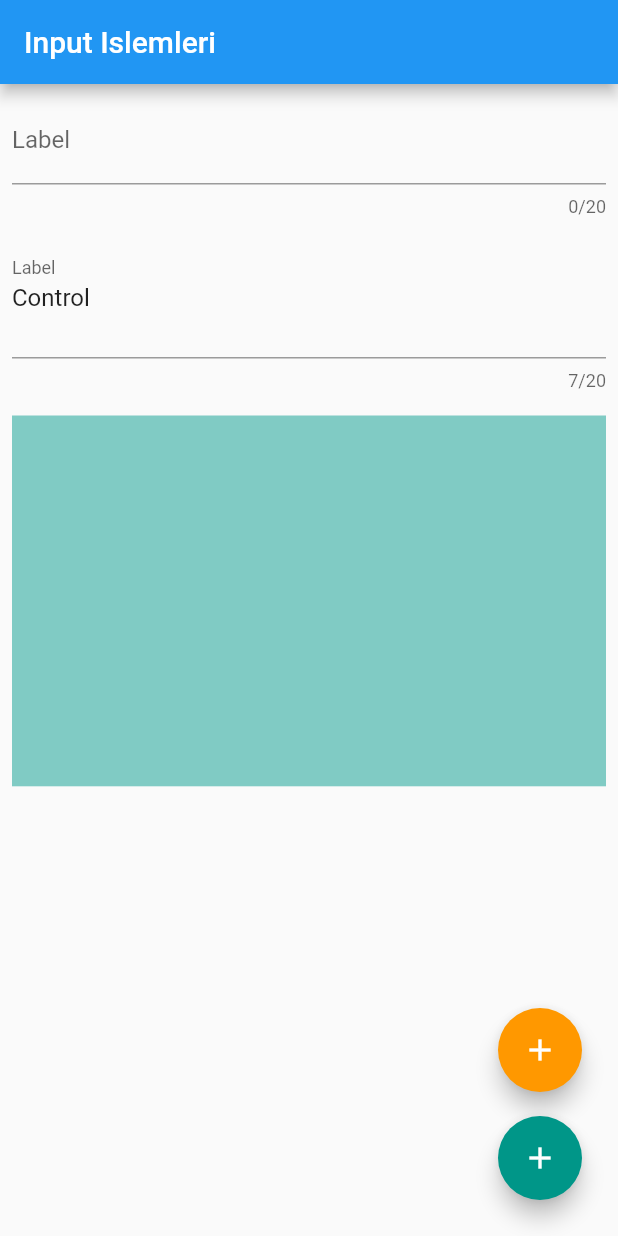
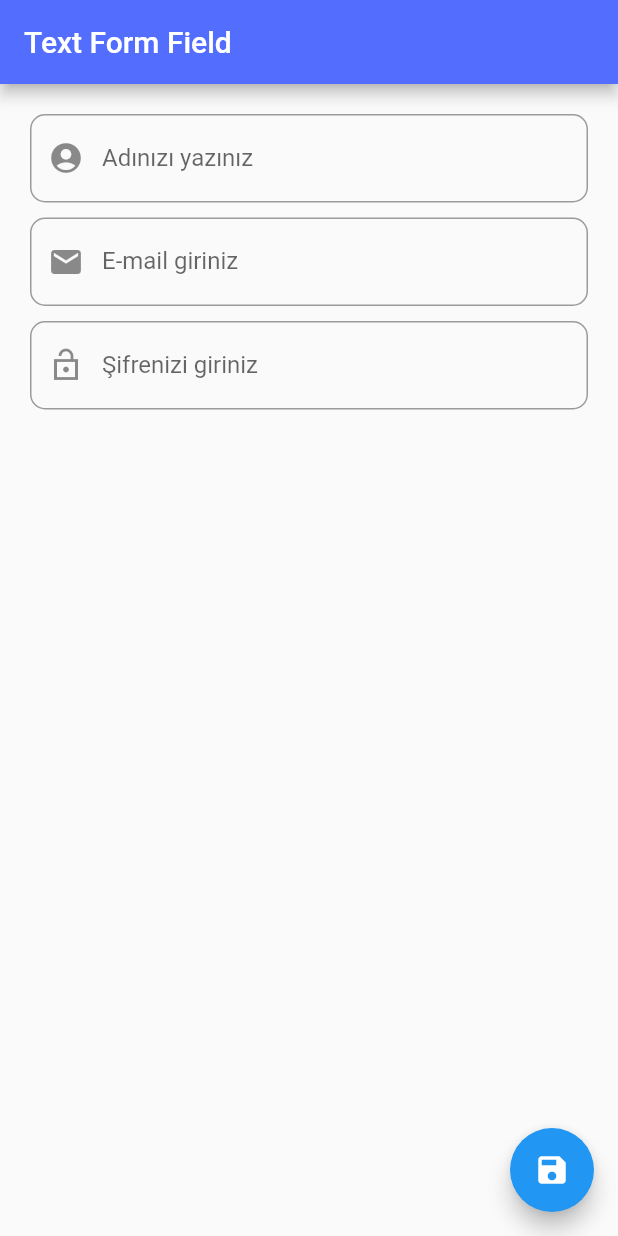
Before and after one commit to uluibrahim/Sifirdan-Flutter-Dersleri, a Flutter app: the screen it shows after launch, on a phone screen of 412 x 824 dp. Run offline on Flutter 3.47's test engine with Material 2 defaults, Android fonts, the phone set to English and light mode, and no system bars; our stand-ins replace flutter_easyloading, palette_generator.

Commit message:
text form field ve theme

```diff
--- /dev/null
+++ b/Bolum3/scroll/lib/form_ve_textformfield_kullanimi.dart
@@ -0,0 +1,77 @@
+import 'package:flutter/material.dart';
+
+class TextFormFieldKullanimi extends StatefulWidget {
+  @override
+  _TextFormFieldKullanimiState createState() => _TextFormFieldKullanimiState();
+}
+
+class _TextFormFieldKullanimiState extends State<TextFormFieldKullanimi> {
+  @override
+  Widget build(BuildContext context) {
+    return SafeArea(
+      child: Theme(
+        data: Theme.of(context).copyWith(primaryColor: Colors.indigoAccent),
+        child: Scaffold(
+          floatingActionButton: fab(),
+          appBar: appBar(),
+          body: buildBody(),
+        ),
+      ),
+    );
+  }
+
+  FloatingActionButton fab() {
+    return FloatingActionButton(
+      onPressed: () {},
+      child: Icon(Icons.save),
+    );
+  }
+
+  Widget buildBody() {
+    return Padding(
+      padding: EdgeInsets.all(20),
+      child: buildListView(),
+    );
+  }
+
+  ListView buildListView() {
+    return ListView(
+      children: [
+        TextFormField(
+          decoration: InputDecoration(
+            prefixIcon: Icon(Icons.account_circle),
+            hintText: "Ad",
+            labelText: "Adınızı yazınız",
+            border: OutlineInputBorder(
+                borderRadius: BorderRadius.all(Radius.circular(10))),
+          ),
+        ),
+        SizedBox(height: 10),
+        TextFormField(
+          keyboardType: TextInputType.emailAddress,
+          decoration: InputDecoration(
+            prefixIcon: Icon(Icons.mail),
+            hintText: "Emaiil",
+            labelText: "E-mail giriniz",
+            border: OutlineInputBorder(
+                borderRadius: BorderRadius.all(Radius.circular(10))),
+          ),
+        ),
+        SizedBox(height: 10),
+        TextFormField(
+          keyboardType: TextInputType.text,
+          obscureText: true,
+          decoration: InputDecoration(
+            prefixIcon: Icon(Icons.lock_open_sharp),
+            hintText: "Şifre",
+            labelText: "Şifrenizi giriniz",
+            border: OutlineInputBorder(
+                borderRadius: BorderRadius.all(Radius.circular(10))),
+          ),
+        ),
+      ],
+    );
+  }
+
+  AppBar appBar() => AppBar(title: Text("Text Form Field"));
+}
--- a/Bolum3/scroll/lib/main.dart
+++ b/Bolum3/scroll/lib/main.dart
@@ -2,6 +2,7 @@ import 'package:flutter/material.dart';
 
 import 'package:flutter_easyloading/flutter_easyloading.dart';
 import 'package:scroll/form_islemleri.dart';
+import 'package:scroll/form_ve_textformfield_kullanimi.dart';
 
 import 'card_list_tile.dart';
 import 'custom_scroll_view.dart';
@@ -25,7 +26,8 @@ class MyApp extends StatelessWidget {
       routes: {
         // kök dizin / ile gösterilir  program ilk açıldığında kök dizinden başlar
         // burada kök dizin tanımlanmış home iptal edilmelidir aksi takdirde uygulamala ikisi arasında karar veremeyip hata verecektir.
-        "/": (context) => FormIslemleri(),
+        "/": (context) => TextFormFieldKullanimi(),
+        // "/": (context) => FormIslemleri(),
         //"/": (context) => NavigasyonIslemleri(),
         "/APage": (context) => ASayfasi(),
         "/EPage": (context) => ESayfasi(),
```
